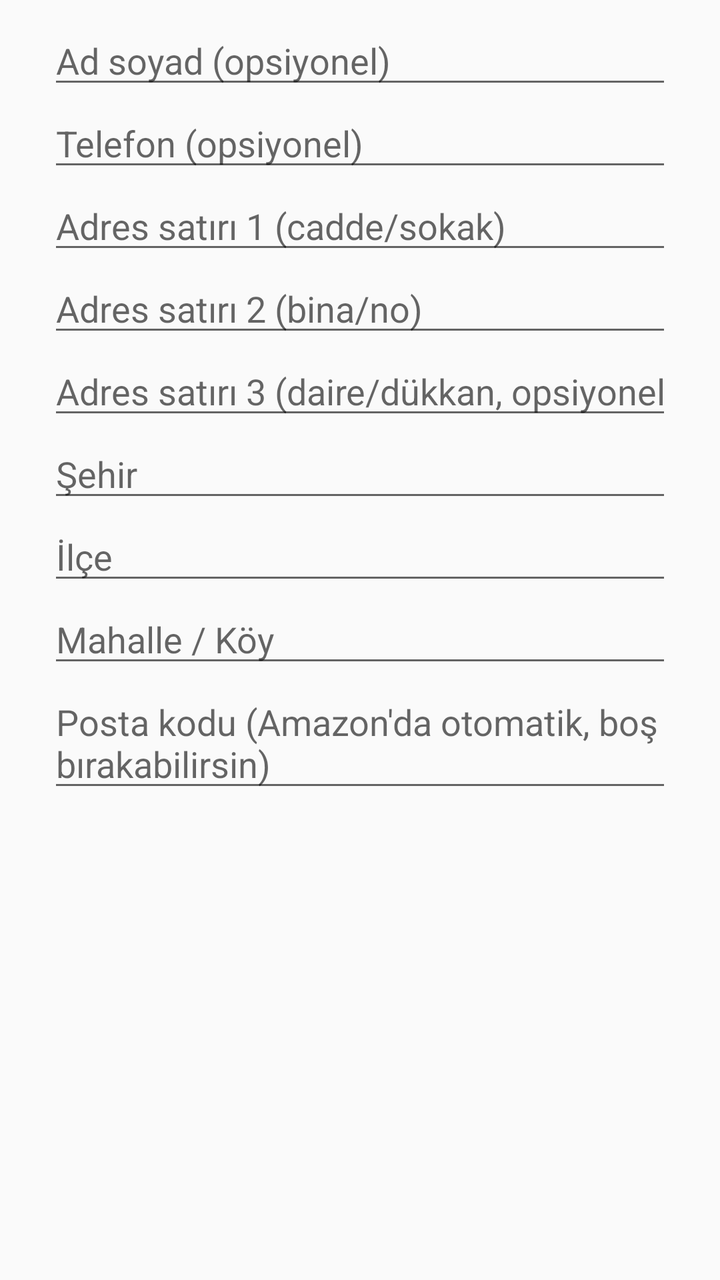
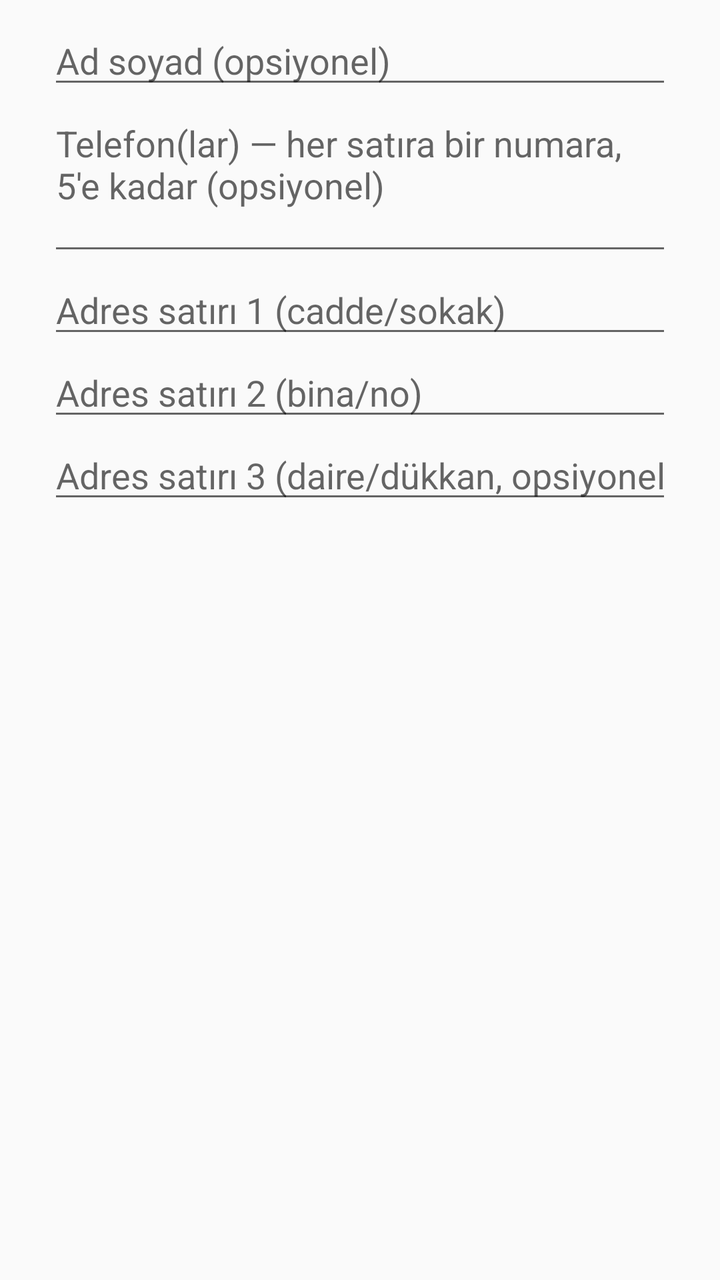

An Android layout rendered at two revisions. The XML below is the earlier revision; the diff shows what the commit changed to produce the second picture.
<!-- AndroidManifest.xml: application theme AppTheme -->
<!-- res/layout/dialog_add_address.xml -->
<?xml version="1.0" encoding="utf-8"?>
<ScrollView xmlns:android="http://schemas.android.com/apk/res/android"
    android:layout_width="match_parent"
    android:layout_height="wrap_content">

    <LinearLayout
        android:layout_width="match_parent"
        android:layout_height="wrap_content"
        android:orientation="vertical"
        android:paddingStart="24dp"
        android:paddingTop="8dp"
        android:paddingEnd="24dp">

        <EditText
            android:id="@+id/fullNameInput"
            android:layout_width="match_parent"
            android:layout_height="wrap_content"
            android:hint="@string/addr_full_name"
            android:importantForAutofill="no"
            android:inputType="textPersonName|textCapWords" />

        <EditText
            android:id="@+id/phoneInput"
            android:layout_width="match_parent"
            android:layout_height="wrap_content"
            android:hint="@string/addr_phone"
            android:importantForAutofill="no"
            android:inputType="phone" />

        <EditText
            android:id="@+id/line1Input"
            android:layout_width="match_parent"
            android:layout_height="wrap_content"
            android:hint="@string/addr_line1"
            android:importantForAutofill="no"
            android:inputType="textPostalAddress|textCapWords" />

        <EditText
            android:id="@+id/line2Input"
            android:layout_width="match_parent"
            android:layout_height="wrap_content"
            android:hint="@string/addr_line2"
            android:importantForAutofill="no"
            android:inputType="textPostalAddress|textCapWords" />

        <EditText
            android:id="@+id/line3Input"
            android:layout_width="match_parent"
            android:layout_height="wrap_content"
            android:hint="@string/addr_line3"
            android:importantForAutofill="no"
            android:inputType="textPostalAddress|textCapWords" />

        <EditText
            android:id="@+id/cityInput"
            android:layout_width="match_parent"
            android:layout_height="wrap_content"
            android:hint="@string/addr_city"
            android:importantForAutofill="no"
            android:inputType="text|textCapWords" />

        <EditText
            android:id="@+id/districtInput"
            android:layout_width="match_parent"
            android:layout_height="wrap_content"
            android:hint="@string/addr_district"
            android:importantForAutofill="no"
            android:inputType="text|textCapWords" />

        <EditText
            android:id="@+id/mahalleInput"
            android:layout_width="match_parent"
            android:layout_height="wrap_content"
            android:hint="@string/addr_mahalle"
            android:importantForAutofill="no"
            android:inputType="text|textCapWords" />

        <EditText
            android:id="@+id/postalInput"
            android:layout_width="match_parent"
            android:layout_height="wrap_content"
            android:digits="0123456789"
            android:hint="@string/addr_postal"
            android:importantForAutofill="no"
            android:inputType="number"
            android:maxLength="5" />
    </LinearLayout>
</ScrollView>
<!-- resources referenced by this layout -->
<resources>
  <string name="addr_city">Şehir</string>
  <string name="addr_district">İlçe</string>
  <string name="addr_full_name">Ad soyad (opsiyonel)</string>
  <string name="addr_line1">Adres satırı 1 (cadde/sokak)</string>
  <string name="addr_line2">Adres satırı 2 (bina/no)</string>
  <string name="addr_line3">Adres satırı 3 (daire/dükkan, opsiyonel)</string>
  <string name="addr_mahalle">Mahalle / Köy</string>
  <string name="addr_phone">Telefon (opsiyonel)</string>
  <string name="addr_postal">Posta kodu (Amazon\'da otomatik, boş bırakabilirsin)</string>
  <style name="AppTheme" parent="android:Theme.Material.Light.DarkActionBar">
          <item name="android:colorPrimary">@color/brand</item>
          <item name="android:colorPrimaryDark">@color/brand_dark</item>
          <item name="android:colorAccent">@color/brand</item>
      </style>
  <color name="brand">#FF1F6FEB</color>
  <color name="brand_dark">#FF0B4FB8</color>
</resources>

<!-- the commit's change to res/layout/dialog_add_address.xml (unified diff, before → after) -->
@@ -23,9 +23,11 @@
             android:id="@+id/phoneInput"
             android:layout_width="match_parent"
             android:layout_height="wrap_content"
+            android:gravity="top"
             android:hint="@string/addr_phone"
             android:importantForAutofill="no"
-            android:inputType="phone" />
+            android:inputType="textMultiLine"
+            android:minLines="3" />
 
         <EditText
             android:id="@+id/line1Input"
@@ -50,39 +52,5 @@
             android:hint="@string/addr_line3"
             android:importantForAutofill="no"
             android:inputType="textPostalAddress|textCapWords" />
-
-        <EditText
-            android:id="@+id/cityInput"
-            android:layout_width="match_parent"
-            android:layout_height="wrap_content"
-            android:hint="@string/addr_city"
-            android:importantForAutofill="no"
-            android:inputType="text|textCapWords" />
-
-        <EditText
-            android:id="@+id/districtInput"
-            android:layout_width="match_parent"
-            android:layout_height="wrap_content"
-            android:hint="@string/addr_district"
-            android:importantForAutofill="no"
-            android:inputType="text|textCapWords" />
-
-        <EditText
-            android:id="@+id/mahalleInput"
-            android:layout_width="match_parent"
-            android:layout_height="wrap_content"
-            android:hint="@string/addr_mahalle"
-            android:importantForAutofill="no"
-            android:inputType="text|textCapWords" />
-
-        <EditText
-            android:id="@+id/postalInput"
-            android:layout_width="match_parent"
-            android:layout_height="wrap_content"
-            android:digits="0123456789"
-            android:hint="@string/addr_postal"
-            android:importantForAutofill="no"
-            android:inputType="number"
-            android:maxLength="5" />
     </LinearLayout>
 </ScrollView>
<!-- resource entries referenced after the edit -->
@@ -1,14 +1,10 @@
 <!-- resources referenced by this layout -->
 <resources>
-  <string name="addr_city">Şehir</string>
-  <string name="addr_district">İlçe</string>
   <string name="addr_full_name">Ad soyad (opsiyonel)</string>
   <string name="addr_line1">Adres satırı 1 (cadde/sokak)</string>
   <string name="addr_line2">Adres satırı 2 (bina/no)</string>
   <string name="addr_line3">Adres satırı 3 (daire/dükkan, opsiyonel)</string>
-  <string name="addr_mahalle">Mahalle / Köy</string>
-  <string name="addr_phone">Telefon (opsiyonel)</string>
-  <string name="addr_postal">Posta kodu (Amazon\'da otomatik, boş bırakabilirsin)</string>
+  <string name="addr_phone">Telefon(lar) — her satıra bir numara, 5\'e kadar (opsiyonel)</string>
   <style name="AppTheme" parent="android:Theme.Material.Light.DarkActionBar">
           <item name="android:colorPrimary">@color/brand</item>
           <item name="android:colorPrimaryDark">@color/brand_dark</item>
